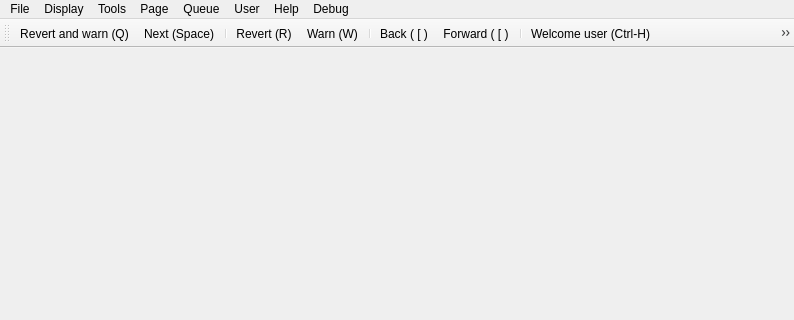
Old version of the form huggle/mainwindow.ui in the repository huggle/huggle3-qt-lx; both pictures show x 0 to 794 and y 0 to 320 of the 794 by 482 pixel window.
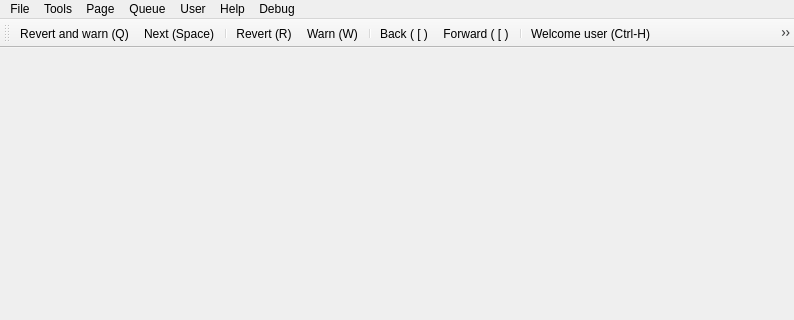
New version of the form. Icons and pictures are not drawn.

Diff of the .ui file:
```diff
--- a/huggle/mainwindow.ui
+++ b/huggle/mainwindow.ui
@@ -147,16 +147,6 @@
     </widget>
     <addaction name="menuWhen_queue_is_full"/>
    </widget>
-   <widget class="QMenu" name="menuDisplay">
-    <property name="title">
-     <string>Display</string>
-    </property>
-    <addaction name="actionTools_dock"/>
-    <addaction name="actionQueue"/>
-    <addaction name="actionHistory"/>
-    <addaction name="actionSystem_log"/>
-    <addaction name="actionProcesses"/>
-   </widget>
    <widget class="QMenu" name="menuDebug">
     <property name="title">
      <string>Debug</string>
@@ -164,7 +154,6 @@
     <addaction name="actionList_all_QGC_items"/>
    </widget>
    <addaction name="menuFile"/>
-   <addaction name="menuDisplay"/>
    <addaction name="menuTools"/>
    <addaction name="menuPage"/>
    <addaction name="menuQueue"/>
```
